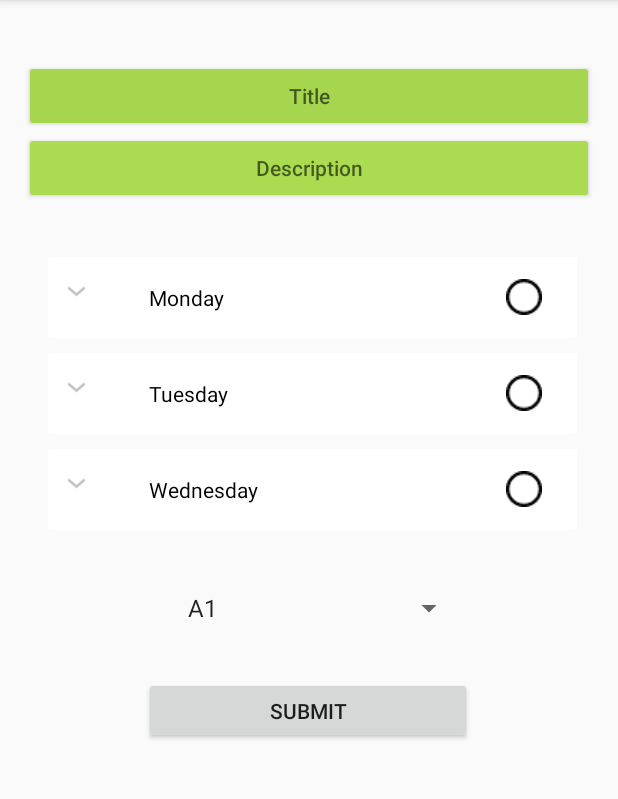
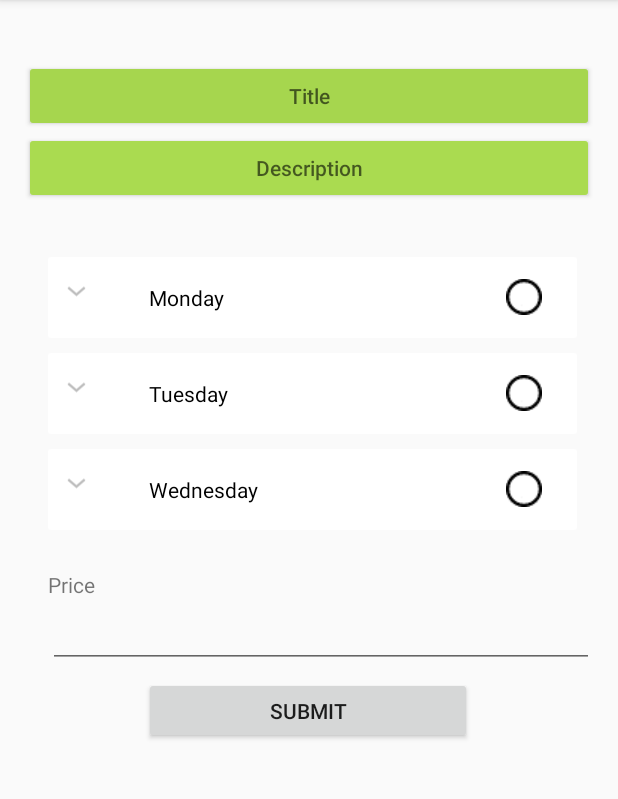
Before and after one commit to nullptr-tech/Hackathon_5.0, an Android app: the CreateMeeting screen opened directly, with no data from a screen before it, on a phone screen of 412 x 824 dp, the part 84-883 px from its top. Run offline under Robolectric (Android 15) with nearby library versions, the phone set to English and light mode, and no system bars; our stand-ins replace Firebase (no records; nobody signed in at launch, a user with empty details on screens opened directly).

Commit message:
privgfffc
 h

```diff
--- a/MeetingApp/app/src/main/java/com/meeting/meetingapp/CreateMeeting.java
+++ b/MeetingApp/app/src/main/java/com/meeting/meetingapp/CreateMeeting.java
@@ -27,6 +27,7 @@ import android.widget.Spinner;
 public class CreateMeeting extends AppCompatActivity implements AdapterView.OnItemSelectedListener {
     private Button btn;
     private ExpandableListView lvCategory;
+    private EditText priceInput;
 
     private ArrayList<DataItem> arCategory;
     private ArrayList<SubCategoryItem> arSubCategory;
@@ -61,9 +62,10 @@ public class CreateMeeting extends AppCompatActivity implements AdapterView.OnIt
 
         Intent iin = getIntent();
         Bundle b = iin.getExtras();
+        priceInput = (EditText) findViewById(R.id.priceInput);
 
         // Spinner element
-        Spinner spinner = (Spinner) findViewById(R.id.roomSpin);
+       // Spinner spinner = (Spinner) findViewById(R.id.roomSpin);
 
 
         // Spinner Drop down elements
@@ -82,9 +84,9 @@ public class CreateMeeting extends AppCompatActivity implements AdapterView.OnIt
         dataAdapter.setDropDownViewResource(android.R.layout.simple_spinner_dropdown_item);
 
         // attaching data adapter to spinner
-        spinner.setAdapter(dataAdapter);
+        //spinner.setAdapter(dataAdapter);
 
-        spinner.setOnItemSelectedListener(this);
+        //spinner.setOnItemSelectedListener(this);
         if(b!=null)
         {
             selectedUsers =(ArrayList<String>) b.get("selectedUsers");
@@ -94,12 +96,16 @@ public class CreateMeeting extends AppCompatActivity implements AdapterView.OnIt
 
         next.setOnClickListener(new View.OnClickListener() {
             public void onClick(View v) {
+
+                int price = Integer.parseInt(priceInput.getText().toString().trim());
+                Log.d("poop", Integer.toString(price));
                 String key = mDatabase.child("meetings").push().getKey();
                 mDatabase.child("meetings").child(key).child("pending").setValue("pending...");
                 mDatabase.child("meetings").child(key).child("title").setValue(title.getText().toString());
                 mDatabase.child("meetings").child(key).child("desc").setValue(description.getText().toString());
                 mDatabase.child("meetings").child(key).child("participants").setValue(selectedUsers);
-                mDatabase.child("meetings").child(key).child("meetingRoom").setValue(meetingRoom);
+                mDatabase.child("meetings").child(key).child("meetingRoom").setValue("null");
+                mDatabase.child("meetings").child(key).child("price").setValue(price);
                 List<List<String>> dayList = new ArrayList<List<String>>();
                 for (int day = 0; day < childItems.size(); day++){
                     List<String> timeList = new ArrayList<String>();
--- a/MeetingApp/app/src/main/res/layout/activity_create_meeting.xml
+++ b/MeetingApp/app/src/main/res/layout/activity_create_meeting.xml
@@ -57,6 +57,23 @@
             android:hint="Description"
             android:inputType="text" />
 
+        <TextView
+            android:id="@+id/priceText"
+            android:layout_width="match_parent"
+            android:layout_height="wrap_content"
+            android:layout_marginLeft="16dp"
+            android:layout_marginTop="420dp"
+            android:text="Price" />
+
+        <EditText
+            android:id="@+id/priceInput"
+            android:layout_width="match_parent"
+            android:layout_height="wrap_content"
+            android:layout_marginStart="16dp"
+            android:layout_marginTop="440dp"
+            android:ems="10"
+            android:inputType="numberDecimal" />
+
         <Button
             android:id="@+id/nextPage"
             android:layout_width="207dp"
@@ -88,18 +105,5 @@
             android:divider="@null"
             android:dividerHeight="0dp" />
 
-        <Spinner
-            android:id="@+id/roomSpin"
-            android:layout_width="181dp"
-            android:layout_height="75dp"
-            android:layout_alignParentStart="true"
-            android:layout_alignParentTop="true"
-            android:layout_alignParentEnd="true"
-            android:layout_alignParentBottom="true"
-            android:layout_marginStart="101dp"
-            android:layout_marginTop="416dp"
-            android:layout_marginEnd="86dp"
-            android:layout_marginBottom="61dp" />
-
     </RelativeLayout>
 </android.support.constraint.ConstraintLayout>
```
